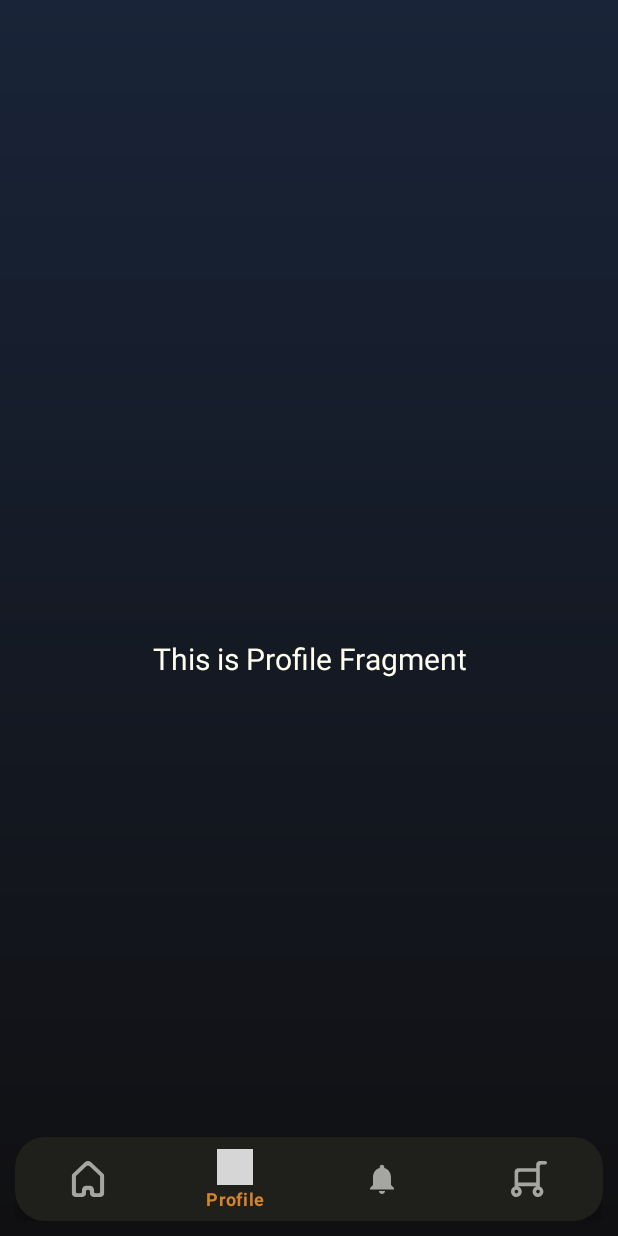
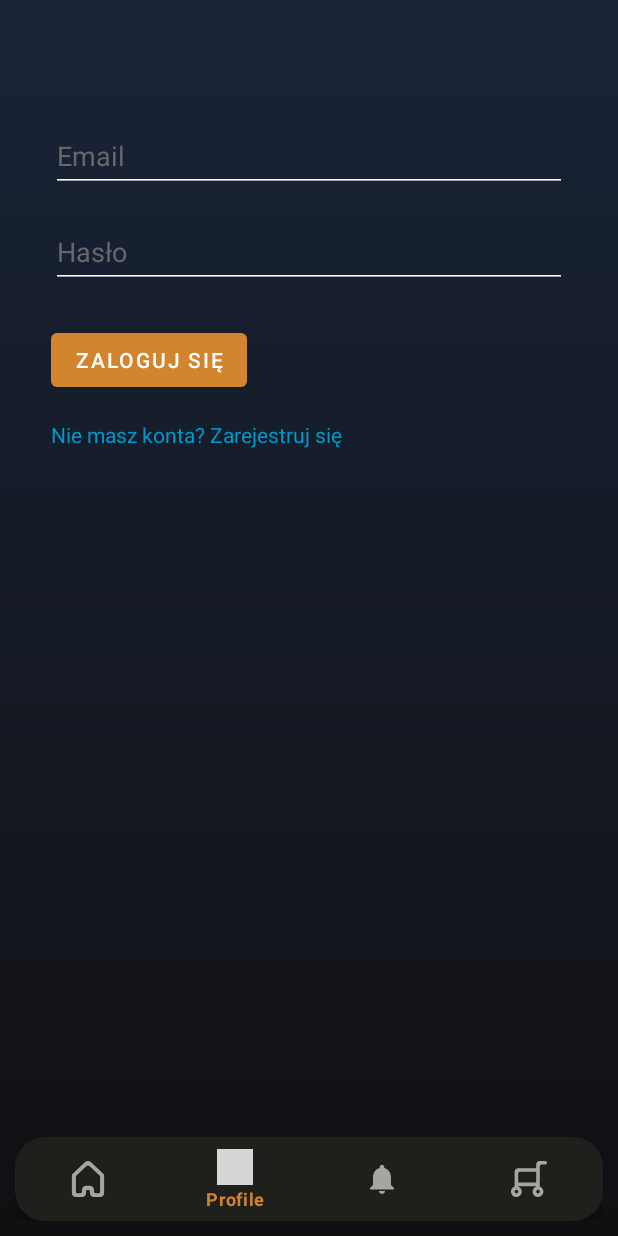
Before and after one commit to Pawel51482/kawiarnia, an Android app: the ProfileFragment screen opened through its navigation route, on a phone screen of 412 x 824 dp. Run offline under Robolectric (Android 15) with nearby library versions, the phone set to English and light mode, and no system bars; our stand-ins replace navigation-ui; grey boxes are pictures that could not be loaded.

Commit message:
add register and login

```diff
--- a/app/build.gradle.kts
+++ b/app/build.gradle.kts
@@ -51,4 +51,8 @@ dependencies {
     testImplementation(libs.junit)
     androidTestImplementation(libs.androidx.junit)
     androidTestImplementation(libs.androidx.espresso.core)
+    implementation("com.squareup.retrofit2:retrofit:2.9.0")
+    implementation("com.squareup.retrofit2:converter-gson:2.9.0")
+    implementation("com.squareup.okhttp3:logging-interceptor:4.9.0")
+    implementation("com.google.code.gson:gson:2.8.8")
 }
--- a/app/src/main/AndroidManifest.xml
+++ b/app/src/main/AndroidManifest.xml
@@ -2,7 +2,10 @@
 <manifest xmlns:android="http://schemas.android.com/apk/res/android"
     xmlns:tools="http://schemas.android.com/tools">
 
+    <uses-permission android:name="android.permission.INTERNET" />
+
     <application
+        android:usesCleartextTraffic="true"
         android:allowBackup="true"
         android:dataExtractionRules="@xml/data_extraction_rules"
         android:fullBackupContent="@xml/backup_rules"
--- /dev/null
+++ b/app/src/main/java/com/example/coffe_shop/data/LoginRequest.kt
@@ -0,0 +1,6 @@
+package com.example.coffe_shop.data
+
+data class LoginRequest(
+    val email: String,
+    val password: String
+)
--- /dev/null
+++ b/app/src/main/java/com/example/coffe_shop/data/LoginResponse.kt
@@ -0,0 +1,6 @@
+package com.example.coffe_shop.data
+
+data class LoginResponse(
+    val access_token: String,
+    val token_type: String
+)
--- a/app/src/main/java/com/example/coffe_shop/ui/profile/ProfileFragment.kt
+++ b/app/src/main/java/com/example/coffe_shop/ui/profile/ProfileFragment.kt
@@ -1,38 +1,72 @@
 package com.example.coffe_shop.ui.profile
 
+import android.content.Context
 import android.os.Bundle
 import android.view.LayoutInflater
 import android.view.View
 import android.view.ViewGroup
-import android.widget.TextView
+import android.widget.Toast
 import androidx.fragment.app.Fragment
-import androidx.lifecycle.ViewModelProvider
+import androidx.lifecycle.lifecycleScope
+import com.example.coffe_shop.R
+import androidx.navigation.fragment.findNavController
+import com.example.coffe_shop.data.LoginRequest
 import com.example.coffe_shop.databinding.FragmentProfileBinding
+import com.example.coffe_shop.network.RetrofitClient
+import kotlinx.coroutines.launch
 
 class ProfileFragment : Fragment() {
 
     private var _binding: FragmentProfileBinding? = null
-
-    // This property is only valid between onCreateView and
-    // onDestroyView.
     private val binding get() = _binding!!
 
     override fun onCreateView(
-        inflater: LayoutInflater,
-        container: ViewGroup?,
+        inflater: LayoutInflater, container: ViewGroup?,
         savedInstanceState: Bundle?
     ): View {
-        val profileViewModel =
-            ViewModelProvider(this).get(ProfileViewModel::class.java)
+        _binding = FragmentProfileBinding.inflate(inflater, container, false)
+        return binding.root
+    }
 
-        _binding = FragmentProfileBinding.inflate(inflater, container, false)
-        val root: View = binding.root
+    override fun onViewCreated(view: View, savedInstanceState: Bundle?) {
+        val prefs = requireContext().getSharedPreferences("auth", Context.MODE_PRIVATE)
+        val token = prefs.getString("token", null)
+        updateUI(token != null)
 
-        val textView: TextView = binding.textProfile
-        profileViewModel.text.observe(viewLifecycleOwner) {
-            textView.text = it
+        binding.loginButton.setOnClickListener {
+            val email = binding.emailInput.text.toString()
+            val password = binding.passwordInput.text.toString()
+
+            lifecycleScope.launch {
+                try {
+                    val response = RetrofitClient.authApi.login(LoginRequest(email, password))
+                    if (response.isSuccessful) {
+                        val newToken = response.body()?.access_token ?: ""
+                        prefs.edit().putString("token", newToken).apply()
+                        updateUI(true)
+                        Toast.makeText(context, "Zalogowano", Toast.LENGTH_SHORT).show()
+                    } else {
+                        Toast.makeText(context, "Błędne dane", Toast.LENGTH_SHORT).show()
+                    }
+                } catch (e: Exception) {
+                    Toast.makeText(context, "Błąd: ${e.message}", Toast.LENGTH_LONG).show()
+                }
+            }
         }
-        return root
+
+        binding.logoutButton.setOnClickListener {
+            prefs.edit().remove("token").apply()
+            updateUI(false)
+        }
+
+        binding.goToRegister.setOnClickListener {
+            findNavController().navigate(R.id.navigation_register)
+        }
+    }
+
+    private fun updateUI(isLoggedIn: Boolean) {
+        binding.loginView.visibility = if (isLoggedIn) View.GONE else View.VISIBLE
+        binding.profileView.visibility = if (isLoggedIn) View.VISIBLE else View.GONE
     }
 
     override fun onDestroyView() {
--- a/app/src/main/res/layout/fragment_profile.xml
+++ b/app/src/main/res/layout/fragment_profile.xml
@@ -1,22 +1,79 @@
 <?xml version="1.0" encoding="utf-8"?>
-<androidx.constraintlayout.widget.ConstraintLayout xmlns:android="http://schemas.android.com/apk/res/android"
+<androidx.constraintlayout.widget.ConstraintLayout
+    xmlns:android="http://schemas.android.com/apk/res/android"
     xmlns:app="http://schemas.android.com/apk/res-auto"
-    xmlns:tools="http://schemas.android.com/tools"
     android:layout_width="match_parent"
     android:layout_height="match_parent"
-    tools:context=".ui.profile.ProfileFragment">
+    android:padding="24dp">
 
-    <TextView
-        android:id="@+id/text_profile"
-        android:layout_width="match_parent"
+    <!-- Logowanie -->
+    <LinearLayout
+        android:id="@+id/login_view"
+        android:orientation="vertical"
+        android:layout_width="0dp"
         android:layout_height="wrap_content"
-        android:layout_marginStart="8dp"
-        android:layout_marginTop="8dp"
-        android:layout_marginEnd="8dp"
-        android:textAlignment="center"
-        android:textSize="20sp"
-        app:layout_constraintBottom_toBottomOf="parent"
-        app:layout_constraintEnd_toEndOf="parent"
+        android:visibility="visible"
+        app:layout_constraintTop_toTopOf="parent"
         app:layout_constraintStart_toStartOf="parent"
-        app:layout_constraintTop_toTopOf="parent" />
+        app:layout_constraintEnd_toEndOf="parent">
+
+        <EditText
+            android:id="@+id/email_input"
+            android:layout_width="match_parent"
+            android:layout_height="wrap_content"
+            android:hint="Email"
+            android:minHeight="48dp"
+            />
+
+        <EditText
+            android:id="@+id/password_input"
+            android:layout_width="match_parent"
+            android:layout_height="wrap_content"
+            android:layout_marginTop="16dp"
+            android:hint="Hasło"
+            android:inputType="textPassword"
+            android:minHeight="48dp" />
+
+        <Button
+            android:id="@+id/login_button"
+            android:layout_width="wrap_content"
+            android:layout_height="wrap_content"
+            android:text="Zaloguj się"
+            android:layout_marginTop="24dp" />
+
+        <TextView
+            android:id="@+id/goToRegister"
+            android:layout_width="wrap_content"
+            android:layout_height="wrap_content"
+            android:text="Nie masz konta? Zarejestruj się"
+            android:textColor="@android:color/holo_blue_dark"
+            android:layout_marginTop="16dp" />
+    </LinearLayout>
+
+    <!-- Profil zalogowanego -->
+    <LinearLayout
+        android:id="@+id/profile_view"
+        android:orientation="vertical"
+        android:layout_width="0dp"
+        android:layout_height="wrap_content"
+        android:visibility="gone"
+        app:layout_constraintTop_toTopOf="parent"
+        app:layout_constraintStart_toStartOf="parent"
+        app:layout_constraintEnd_toEndOf="parent">
+
+        <TextView
+            android:id="@+id/welcome_text"
+            android:layout_width="wrap_content"
+            android:layout_height="wrap_content"
+            android:text="Witaj!"
+            android:textSize="18sp" />
+
+        <Button
+            android:id="@+id/logout_button"
+            android:layout_width="wrap_content"
+            android:layout_height="wrap_content"
+            android:text="Wyloguj się"
+            android:layout_marginTop="24dp" />
+    </LinearLayout>
+
 </androidx.constraintlayout.widget.ConstraintLayout>
--- a/app/src/main/res/navigation/mobile_navigation.xml
+++ b/app/src/main/res/navigation/mobile_navigation.xml
@@ -14,8 +14,12 @@
     <fragment
         android:id="@+id/navigation_profile"
         android:name="com.example.coffe_shop.ui.profile.ProfileFragment"
-        android:label="@string/title_profile"
-        tools:layout="@layout/fragment_profile" />
+        android:label="Profil" >
+
+        <action
+            android:id="@+id/action_navigation_profile_to_navigation_register"
+            app:destination="@id/navigation_register" />
+    </fragment>
 
     <fragment
         android:id="@+id/navigation_favorites"
@@ -28,4 +32,10 @@
         android:name="com.example.coffe_shop.ui.shop.ShopFragment"
         android:label="@string/title_shop"
         tools:layout="@layout/fragment_shop"/>
+
+    <fragment
+        android:id="@+id/navigation_register"
+        android:name="com.example.coffe_shop.ui.register.RegisterFragment"
+        android:label="Register"
+        tools:layout="@layout/fragment_register" />
 </navigation>
--- a/app/src/main/res/values/themes.xml
+++ b/app/src/main/res/values/themes.xml
@@ -6,8 +6,8 @@
         <item name="colorPrimaryVariant">@color/purple_700</item>
         <item name="colorOnPrimary">@color/white</item>
         <!-- Secondary brand color. -->
-        <item name="colorSecondary">@color/teal_200</item>
-        <item name="colorSecondaryVariant">@color/teal_700</item>
+        <item name="colorSecondary">#C57B35</item>
+        <item name="colorSecondaryVariant">#C56408</item>
         <item name="colorOnSecondary">@color/black</item>
         <!-- Status bar color. -->
         <item name="android:statusBarColor">?attr/colorPrimaryVariant</item>
@@ -15,5 +15,9 @@
         <item name="android:textColor">@color/white2</item>
         <item name="colorOnSurface">@color/white</item>
 
+        <item name="android:textColorPrimary">@color/white2</item>
+        <item name="android:textColorSecondary">@color/white2</item>
+        <item name="android:textColorHint">#B18C8686</item>
+
     </style>
 </resources>
```
Also changed, not shown: app/src/main/java/com/example/coffe_shop/data/RegisterRequest.kt (added, +7 -0 lines), app/src/main/java/com/example/coffe_shop/network/AuthApi.kt (added, +17 -0 lines), app/src/main/java/com/example/coffe_shop/network/RetrofitClient.kt (added, +13 -0 lines), app/src/main/java/com/example/coffe_shop/ui/register/RegisterFragment.kt (added, +83 -0 lines), app/src/main/res/layout/fragment_register.xml (added, +50 -0 lines).
